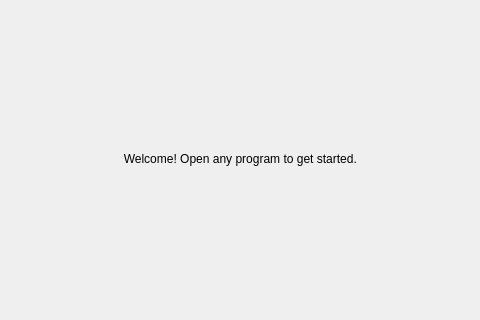
Old version of the form welcome.ui in the repository manpeihong/Toolbox-v3; both pictures show x 268 to 748 and y 116 to 436 of the 1020 by 550 pixel window.
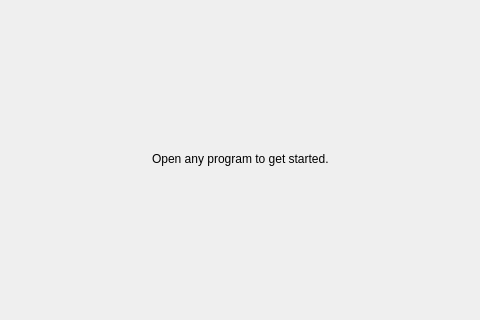
New version of the form.

```diff
--- a/welcome.ui
+++ b/welcome.ui
@@ -62,7 +62,7 @@
    <item row="0" column="0">
     <widget class="QLabel" name="label">
      <property name="text">
-      <string>Welcome! Open any program to get started. </string>
+      <string>Open any program to get started. </string>
      </property>
      <property name="alignment">
       <set>Qt::AlignCenter</set>
```
